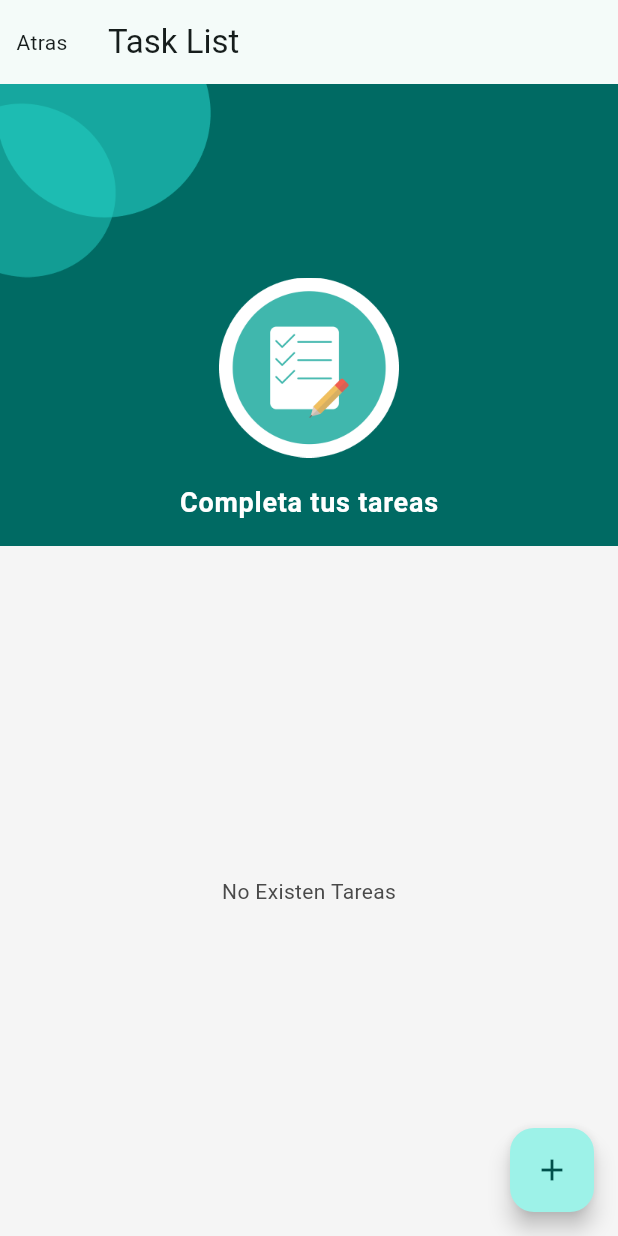
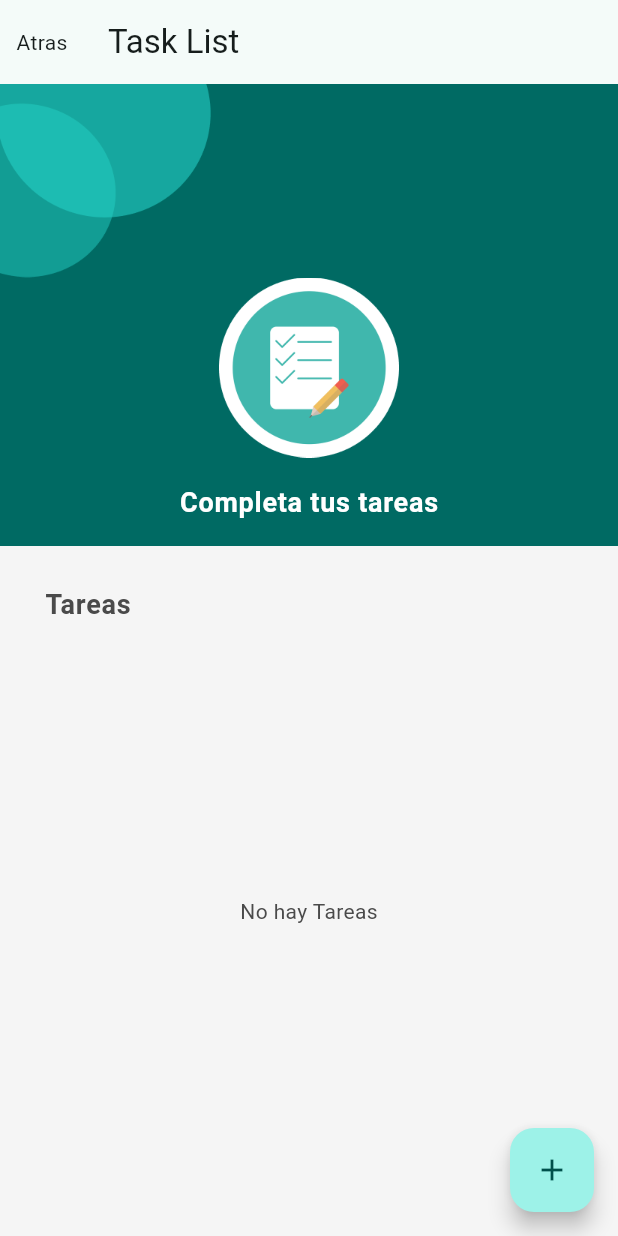
Before and after one commit to Eswin-Poroj/task-list-flutter, a Flutter app: the screen it shows after launch, after a tap on an icon or button, on a phone screen of 412 x 824 dp. Run offline on Flutter 3.47's test engine with Material 3 defaults, Android fonts, the phone set to English and light mode, and no system bars; our stand-ins replace shared_preferences; Roboto replaces fonts that are missing (Poppins).

Commit message:
Update: Actualice el uso de estados en la aplicación y lo remplacé con Provider

```diff
--- a/lib/app/app.dart
+++ b/lib/app/app.dart
@@ -1,4 +1,5 @@
 import 'package:flutter/material.dart';
+import 'package:task_list/app/view/home/inherited_widgets.dart';
 import 'package:task_list/app/view/splash/splash_page.dart';
 
 class MyApp extends StatelessWidget {
@@ -9,7 +10,9 @@ class MyApp extends StatelessWidget {
     const primary = Color(0xFF40B7AD);
     const textColor = Color(0xFF4A4A4A);
     const background = Color(0xFFF5F5F5);
-    return MaterialApp(
+    return SpecialColor(
+      color: Colors.redAccent,
+      child: MaterialApp(
         title: 'Flutter Demo',
         debugShowCheckedModeBanner: false,
         theme: ThemeData(
@@ -50,6 +53,7 @@ class MyApp extends StatelessWidget {
           useMaterial3: true,
         ),
         home: const SplashPage(),
+      ),
     );
   }
 }
--- /dev/null
+++ b/lib/app/view/home/inherited_widgets.dart
@@ -0,0 +1,25 @@
+import 'package:flutter/cupertino.dart';
+import 'package:flutter/material.dart';
+import 'package:flutter/widgets.dart';
+
+class SpecialColor extends InheritedWidget {
+  const SpecialColor({
+    super.key,
+    required this.color,
+    required super.child,
+  });
+
+  final Color color;
+
+  static SpecialColor of(BuildContext context) {
+    final result = context.dependOnInheritedWidgetOfExactType<SpecialColor>();
+    // aquí le decimos qué nos dé el ingert widget de este tipo que esté inyectando en el arbol
+    if (result == null) throw Exception('SpecialColor not found');
+    return result;
+  }
+
+  @override
+  bool updateShouldNotify(SpecialColor oldWidget) {
+    return oldWidget.color != color;
+  }
+}
--- a/lib/app/view/splash/splash_page.dart
+++ b/lib/app/view/splash/splash_page.dart
@@ -1,6 +1,7 @@
 import 'package:flutter/material.dart';
 import 'package:task_list/app/view/componets/shape.dart';
 import 'package:task_list/app/view/componets/title.dart';
+import 'package:task_list/app/view/home/inherited_widgets.dart';
 import 'package:task_list/app/view/task_list/task_list_page.dart';
 
 class SplashPage extends StatelessWidget {
@@ -31,6 +32,12 @@ class SplashPage extends StatelessWidget {
           'Lista de Tareas',
           //color: Colors.blue, (Si queremos agregar color al widget así lo realizamos)
         ),
+        Text(
+          'Inherited Widget',
+          style: TextStyle(
+            color: SpecialColor.of(context).color,
+          ),
+        ),
         const SizedBox(
           height: 21,
         ),
--- a/lib/app/view/task_list/task_list_page.dart
+++ b/lib/app/view/task_list/task_list_page.dart
@@ -1,38 +1,35 @@
 import 'package:flutter/material.dart';
+import 'package:provider/provider.dart';
 import 'package:task_list/app/model/task.dart';
-import 'package:task_list/app/repository/task_repository.dart';
+//import 'package:task_list/app/repository/task_repository.dart';
 import 'package:task_list/app/view/componets/shape.dart';
 import 'package:task_list/app/view/componets/title.dart';
+import 'package:task_list/app/view/task_list/task_provider.dart';
 
-class TaskListPage extends StatefulWidget {
+class TaskListPage extends StatelessWidget {
   const TaskListPage({super.key});
 
-  @override
-  State<TaskListPage> createState() => _TaskListPageState();
-}
-
-class _TaskListPageState extends State<TaskListPage> {
-  final TaskRepository taskRepository = TaskRepository();
-
-  @override
+  /*@override
   Future<void> initState() async {
     super.initState();
-    //Esto sirve para actualizar el estado de una pantalla que va a iniciar
-    //Esto es necesario para inicializar estados
-  }
+    Esto sirve para actualizar el estado de una pantalla que va a iniciar
+    Esto es necesario para inicializar estados
+  }*/
 
-  @override
-  void dispose() {
-    super.dispose();
+  //@override
+  //void dispose() {
+  //super.dispose();
   // este metodo se ejecuta justo antes de eliminar la instancia de esté widget
   // Esto es interesante para liberar recursos, qué lo vamos a necesitar cuando queramos eliminar este widget
   // Esto sirve para limpiar los datos
-  }
+  //}
 
   @override
   Widget build(BuildContext context) {
     //Esto sirve para renderizar la UI
-    return Scaffold(
+    return ChangeNotifierProvider(
+      create: (_) => TaskProvider()..fetchTasks(),
+      child: Scaffold(
         appBar: AppBar(
           title: const Text('Task List'),
 
@@ -46,36 +43,15 @@ class _TaskListPageState extends State<TaskListPage> {
             ),
           ),
         ),
-      body: Column(
+        body: const Column(
           crossAxisAlignment: CrossAxisAlignment.start,
           children: [
-          const Header(),
-          Expanded(
-            child: FutureBuilder<List<Task>>(
-              future: taskRepository
-                  .getTasks(), //esto me pregunta que metodo asincrono hay que llamar para cargar este listado de tareas
-              builder: (context, snapshot) {
-                if (snapshot.connectionState == ConnectionState.waiting) {
-                  return const Center(
-                    child: CircularProgressIndicator(),
-                  );
-                } else if (!snapshot.hasData || snapshot.data!.isEmpty) {
-                  return const Center(
-                    child: Text('No Existen Tareas'),
-                  );
-                }
-
-                return _TaskList(snapshot.data!, onTaskDoneChange: (task) {
-                  task.doneTask = !task.doneTask;
-                  taskRepository.saveTask(snapshot.data!);
-                  setState(() {});
-                });
-              },
-            ),
-          ),
+            Header(),
+            Expanded(child: _TaskList()),
           ],
         ),
-      floatingActionButton: FloatingActionButton(
+        floatingActionButton: Builder(builder: (context) {
+          return FloatingActionButton(
             onPressed: () => _showNewTaskModal(context),
             /*() {
                 setState(() {
@@ -86,6 +62,8 @@ class _TaskListPageState extends State<TaskListPage> {
             child: const Icon(
               Icons.add,
             ),
+          );
+        }),
       ),
     );
   }
@@ -95,19 +73,20 @@ class _TaskListPageState extends State<TaskListPage> {
         context: context,
         isScrollControlled:
             true, // Esto sirve para qué se se adapte el contenedor a los elementos qué contiene este y el scroll lo controla este widget
-        builder: (_) => _NewTaskModal(
-              onTaskCreated: (Task task) {
-                setState(() {});
-              },
+        builder: (_) => ChangeNotifierProvider.value(
+              //Cuando queramos que un provider se comparte entre dos pantallas, lo podermos hacer de está forma
+              value: context.read<TaskProvider>(),
+              child: _NewTaskModal(),
             ));
   }
 }
 
 class _NewTaskModal extends StatelessWidget {
-  _NewTaskModal({super.key, required this.onTaskCreated});
+  _NewTaskModal({super.key});
+  //_NewTaskModal({super.key, required this.onTaskCreated});
 
   final _controller = TextEditingController();
-  final void Function(Task task) onTaskCreated;
+  //final void Function(Task task) onTaskCreated;
 
   @override
   Widget build(BuildContext context) {
@@ -145,11 +124,12 @@ class _NewTaskModal extends StatelessWidget {
             onPressed: () {
               if (_controller.text.isNotEmpty) {
                 final task = Task(_controller.text);
-                onTaskCreated(task);
+//                onTaskCreated(task);
+                context.read<TaskProvider>().addNewTask(task);
                 Navigator.of(context).pop();
               }
             },
-            child: Text('Guardar'),
+            child: const Text('Guardar'),
           ),
         ],
       ),
@@ -243,10 +223,12 @@ class Header extends StatelessWidget {
 }
 
 class _TaskList extends StatelessWidget {
-  const _TaskList(this.taskList, {super.key, required this.onTaskDoneChange});
-
-  final List<Task> taskList;
-  final void Function(Task task) onTaskDoneChange;
+  //const _TaskList(this.taskList, {super.key, required this.onTaskDoneChange});
+  //final List<Task> taskList;
+  //final void Function(Task task) onTaskDoneChange;
+  const _TaskList({
+    super.key,
+  });
 
   @override
   Widget build(BuildContext context) {
@@ -256,18 +238,24 @@ class _TaskList extends StatelessWidget {
         crossAxisAlignment: CrossAxisAlignment.start,
         children: [
           const TitleAppH1('Tareas'),
-          Expanded(
-            child: ListView.separated(
+          Expanded(child: Consumer<TaskProvider>(builder: (_, provider, __) {
+            if (provider.taskList.isEmpty) {
+              return const Center(
+                child: Text('No hay Tareas'),
+              );
+            }
+            return ListView.separated(
               itemBuilder: (context, index) {
                 return _TaskItem(
-                  taskList[index],
-                  onTap: () => onTaskDoneChange(taskList[index]),
+                  provider.taskList[index],
+                  onTap: () =>
+                      provider.onTaskDoneChange(provider.taskList[index]),
                 );
               },
               separatorBuilder: (_, __) => const SizedBox(height: 16),
-              itemCount: taskList.length,
-            ),
-          ),
+              itemCount: provider.taskList.length,
+            );
+          })),
         ],
       ),
     );
--- /dev/null
+++ b/lib/app/view/task_list/task_provider.dart
@@ -0,0 +1,27 @@
+import 'package:flutter/cupertino.dart';
+import 'package:task_list/app/model/task.dart';
+import 'package:task_list/app/repository/task_repository.dart';
+
+class TaskProvider extends ChangeNotifier {
+  List<Task> _taskList = [];
+
+  final TaskRepository _taskRepository = TaskRepository();
+
+  Future<void> fetchTasks() async {
+    _taskList = await _taskRepository.getTasks();
+    notifyListeners();
+  }
+
+  List<Task> get taskList => _taskList;
+
+  void onTaskDoneChange(Task taskList) {
+    taskList.doneTask = !taskList.doneTask;
+    _taskRepository.saveTask(_taskList);
+    notifyListeners();
+  }
+
+  void addNewTask(Task task) {
+    _taskRepository.addTask(task);
+    fetchTasks();
+  }
+}
--- a/pubspec.yaml
+++ b/pubspec.yaml
@@ -36,6 +36,7 @@ dependencies:
   # Use with the CupertinoIcons class for iOS style icons.
   cupertino_icons: ^1.0.6
   shared_preferences: ^2.3.2
+  provider: ^6.1.2
 
 dev_dependencies:
   flutter_test:
```
Also changed, not shown: lib/app/view/home/ejemploProvider.dart (added, +93 -0 lines), pubspec.lock. Lines whose indentation alone changed are shown as unchanged.
